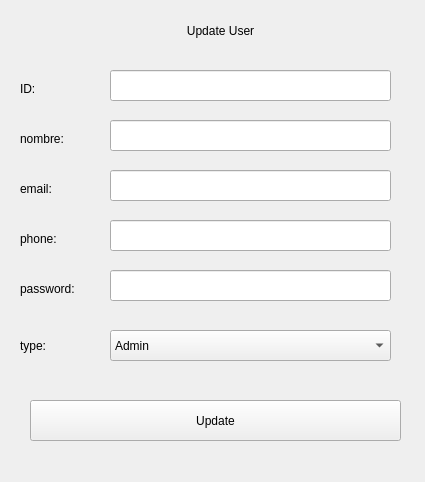
This is src/views/managementUser/userUpdate.ui in Jjat00/Deptherm-Inspection as Qt 5 draws it before an edit. The edited form follows.
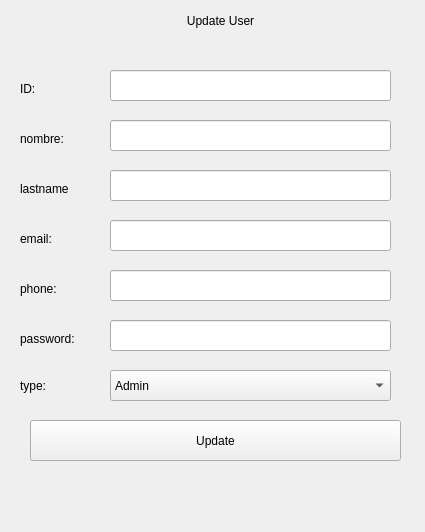
This is the edited form.

Commit message: add CRUD users

```diff
--- a/src/views/managementUser/userUpdate.ui
+++ b/src/views/managementUser/userUpdate.ui
@@ -7,7 +7,7 @@
     <x>0</x>
     <y>0</y>
     <width>425</width>
-    <height>482</height>
+    <height>532</height>
    </rect>
   </property>
   <property name="windowTitle">
@@ -17,7 +17,7 @@
    <property name="geometry">
     <rect>
      <x>110</x>
-     <y>330</y>
+     <y>370</y>
      <width>281</width>
      <height>31</height>
     </rect>
@@ -50,7 +50,7 @@
    <property name="geometry">
     <rect>
      <x>20</x>
-     <y>330</y>
+     <y>370</y>
      <width>67</width>
      <height>31</height>
     </rect>
@@ -76,7 +76,7 @@
    <property name="geometry">
     <rect>
      <x>110</x>
-     <y>170</y>
+     <y>220</y>
      <width>281</width>
      <height>31</height>
     </rect>
@@ -86,7 +86,7 @@
    <property name="geometry">
     <rect>
      <x>-10</x>
-     <y>10</y>
+     <y>0</y>
      <width>461</width>
      <height>41</height>
     </rect>
@@ -102,7 +102,7 @@
    <property name="geometry">
     <rect>
      <x>20</x>
-     <y>180</y>
+     <y>230</y>
      <width>67</width>
      <height>17</height>
     </rect>
@@ -115,7 +115,7 @@
    <property name="geometry">
     <rect>
      <x>20</x>
-     <y>230</y>
+     <y>280</y>
      <width>67</width>
      <height>17</height>
     </rect>
@@ -141,7 +141,7 @@
    <property name="geometry">
     <rect>
      <x>110</x>
-     <y>220</y>
+     <y>270</y>
      <width>281</width>
      <height>31</height>
     </rect>
@@ -151,7 +151,7 @@
    <property name="geometry">
     <rect>
      <x>20</x>
-     <y>280</y>
+     <y>330</y>
      <width>67</width>
      <height>17</height>
     </rect>
@@ -177,17 +177,20 @@
    <property name="geometry">
     <rect>
      <x>110</x>
-     <y>270</y>
+     <y>320</y>
      <width>281</width>
      <height>31</height>
     </rect>
    </property>
+   <property name="echoMode">
+    <enum>QLineEdit::Password</enum>
+   </property>
   </widget>
   <widget class="QPushButton" name="pushButton_3">
    <property name="geometry">
     <rect>
      <x>30</x>
-     <y>400</y>
+     <y>420</y>
      <width>371</width>
      <height>41</height>
     </rect>
@@ -196,6 +199,48 @@
     <string>Update</string>
    </property>
   </widget>
+  <widget class="QLabel" name="labelMessage">
+   <property name="geometry">
+    <rect>
+     <x>20</x>
+     <y>480</y>
+     <width>381</width>
+     <height>31</height>
+    </rect>
+   </property>
+   <property name="text">
+    <string/>
+   </property>
+   <property name="alignment">
+    <set>Qt::AlignCenter</set>
+   </property>
+  </widget>
+  <widget class="QLabel" name="label_8">
+   <property name="geometry">
+    <rect>
+     <x>20</x>
+     <y>180</y>
+     <width>67</width>
+     <height>17</height>
+    </rect>
+   </property>
+   <property name="text">
+    <string>lastname</string>
+   </property>
+  </widget>
+  <widget class="QLineEdit" name="lineEditLastname">
+   <property name="geometry">
+    <rect>
+     <x>110</x>
+     <y>170</y>
+     <width>281</width>
+     <height>31</height>
+    </rect>
+   </property>
+   <property name="text">
+    <string/>
+   </property>
+  </widget>
  </widget>
  <resources/>
  <connections/>
```
Left out of the diff: 14 changed lines with no effect on the pictures. The commit also changes 23 other files.
